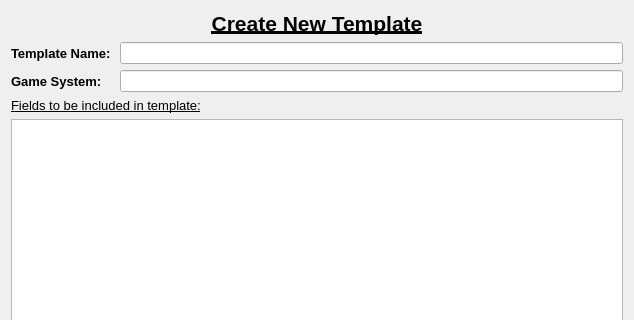
Before: the Qt Designer form newTemplate.ui in PhilCuster/Dungeon_Journal, drawn with Qt 5; both pictures show x 0 to 634 and y 0 to 320 of the 634 by 536 pixel window.
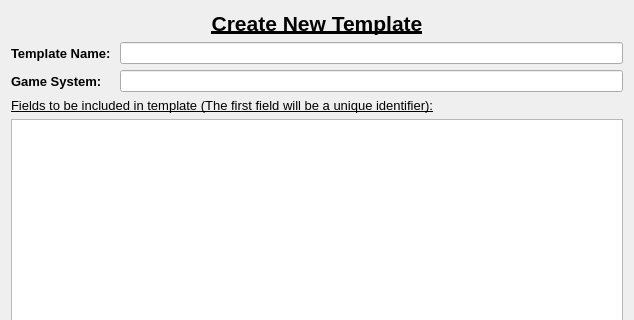
After: the same form once the commit is applied.

What changed in the file:
```diff
--- a/newTemplate.ui
+++ b/newTemplate.ui
@@ -80,7 +80,7 @@
       </font>
      </property>
      <property name="text">
-      <string>Fields to be included in template:</string>
+      <string>Fields to be included in template (The first field will be a unique identifier):</string>
      </property>
     </widget>
    </item>
```
